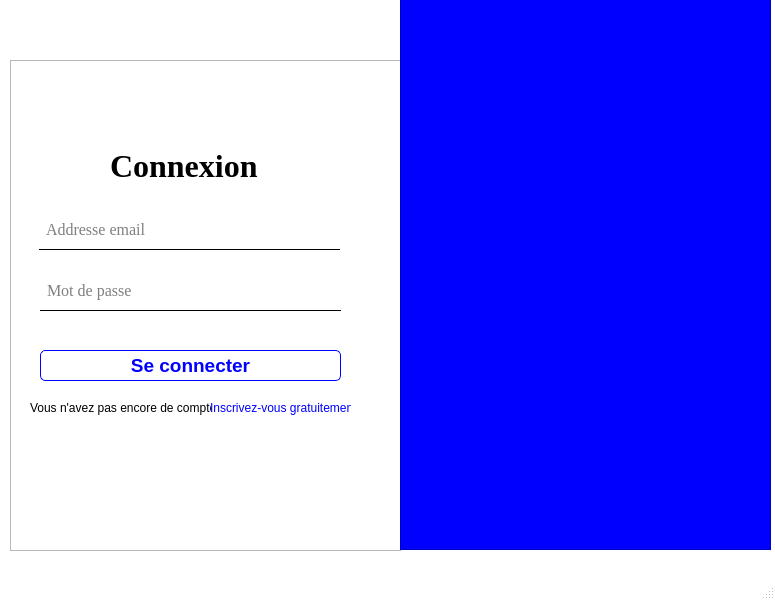
First picture: the form in UI/connection_etududiant.ui, repository FranckyPopo/education, before the edit.
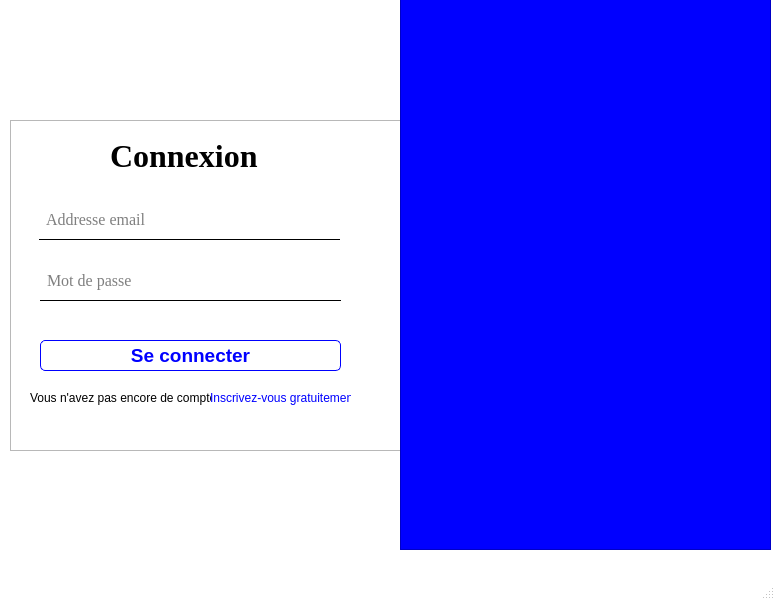
Second picture: the form after the edit.

Commit message: Ajout du logo et amélioration de la fênetre connnection étudiant

What changed in the file:
```diff
--- a/UI/connection_etududiant.ui
+++ b/UI/connection_etududiant.ui
@@ -29,9 +29,9 @@
     <property name="geometry">
      <rect>
       <x>10</x>
-      <y>60</y>
+      <y>120</y>
       <width>391</width>
-      <height>491</height>
+      <height>331</height>
      </rect>
     </property>
     <property name="font">
@@ -49,7 +49,7 @@
      <property name="geometry">
       <rect>
        <x>100</x>
-       <y>90</y>
+       <y>20</y>
        <width>161</width>
        <height>31</height>
       </rect>
@@ -74,7 +74,7 @@
      <property name="geometry">
       <rect>
        <x>29</x>
-       <y>149</y>
+       <y>79</y>
        <width>301</width>
        <height>41</height>
       </rect>
@@ -114,7 +114,7 @@
      <property name="geometry">
       <rect>
        <x>30</x>
-       <y>210</y>
+       <y>140</y>
        <width>301</width>
        <height>41</height>
       </rect>
@@ -151,7 +151,7 @@
      <property name="geometry">
       <rect>
        <x>30</x>
-       <y>290</y>
+       <y>220</y>
        <width>301</width>
        <height>31</height>
       </rect>
@@ -187,7 +187,7 @@
      <property name="geometry">
       <rect>
        <x>20</x>
-       <y>340</y>
+       <y>270</y>
        <width>181</width>
        <height>16</height>
       </rect>
@@ -200,7 +200,7 @@
      <property name="geometry">
       <rect>
        <x>200</x>
-       <y>340</y>
+       <y>270</y>
        <width>141</width>
        <height>16</height>
       </rect>
```
The commit also changes 1 other file.
